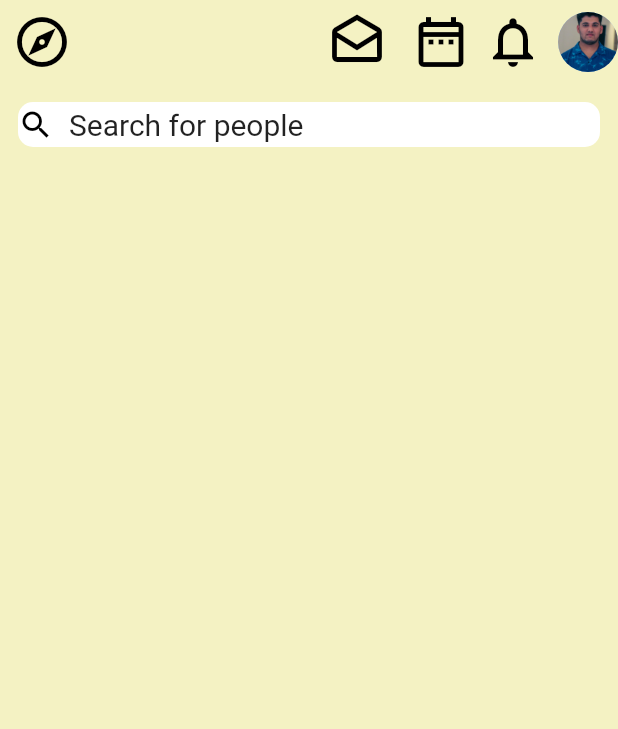
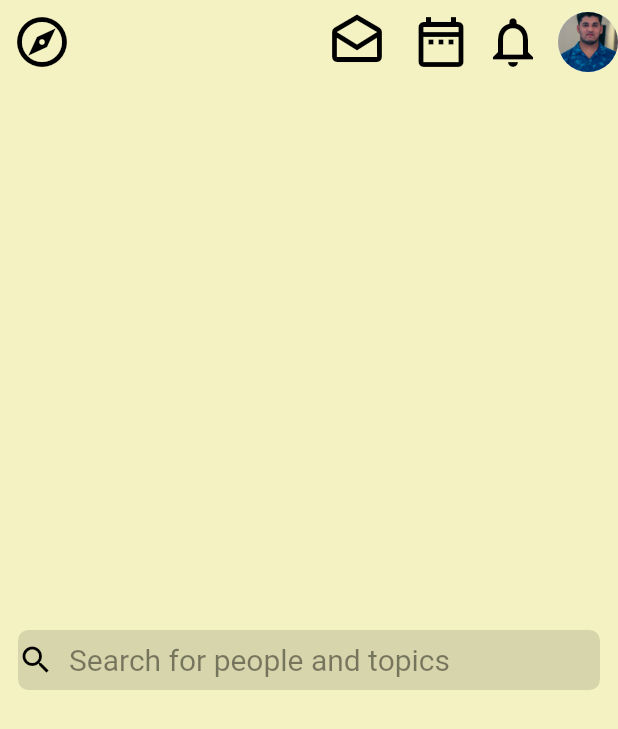
Before and after one commit to sandesh101/clubhouse-clone, a Flutter app: the screen it shows after launch, on a phone screen of 412 x 824 dp. Shown: the top 729 px of the screen. Run offline on Flutter 3.47's test engine with Material 2 defaults, Android fonts, the light colour scheme and no system bars.

Commit message:
FIx and Update: Searchbar and Variables

```diff
--- a/lib/Screens/homepage.dart
+++ b/lib/Screens/homepage.dart
@@ -1,5 +1,7 @@
-import 'package:clubhouse_clone/Variables/variables.dart';
+// import 'package:clubhouse_clone/Variables/variables.dart';
 import 'package:flutter/material.dart';
+import 'package:clubhouse_clone/Widgets/searchbar.dart';
+import 'package:clubhouse_clone/Widgets/commingrooms.dart';
 
 class HomePage extends StatelessWidget {
   @override
@@ -51,28 +53,14 @@ class HomePage extends StatelessWidget {
         ],
       ),
       body: Stack(
+        alignment: Alignment.center,
         children: [
-          Padding(
-            padding: const EdgeInsets.all(12.0),
-            child: Container(
-              height: 30,
-              width: 500,
-              decoration: BoxDecoration(
-                  color: Variables.primary,
-                  borderRadius: BorderRadius.circular(10.0)),
-              child: Center(
-                child: Row(
-                  children: [
-                    const Icon(Icons.search_outlined),
-                    const SizedBox(width: 10),
-                    const Text(
-                      'Search for people',
-                      style: TextStyle(fontSize: 20),
-                    ),
-                  ],
-                ),
-              ),
-            ),
+          SearchBar(),
+          ListView(
+            padding: const EdgeInsets.fromLTRB(20, 20, 20, 120),
+            children: [
+              CommingRooms(),
+            ],
           ),
         ],
       ),
--- a/lib/Variables/variables.dart
+++ b/lib/Variables/variables.dart
@@ -2,6 +2,7 @@ import 'package:flutter/material.dart';
 
 class Variables {
   static const Color background = Color(0xFFf4f2c3);
+  static const Color rooms = Color(0xFFefeede);
   static const Color primary = Colors.white;
   static const Color secondary = Colors.green;
 }
--- /dev/null
+++ b/lib/Widgets/commingrooms.dart
@@ -0,0 +1,8 @@
+import 'package:flutter/material.dart';
+
+class CommingRooms extends StatelessWidget {
+  @override
+  Widget build(BuildContext context) {
+    return Container();
+  }
+}
--- /dev/null
+++ b/lib/Widgets/searchbar.dart
@@ -0,0 +1,28 @@
+import 'package:flutter/material.dart';
+
+class SearchBar extends StatelessWidget {
+  @override
+  Widget build(BuildContext context) {
+    return Padding(
+      padding: const EdgeInsets.all(12.0),
+      child: Container(
+        height: 40,
+        width: 500,
+        decoration: BoxDecoration(
+            color: Colors.black12, borderRadius: BorderRadius.circular(7.0)),
+        child: Center(
+          child: Row(
+            children: [
+              const Icon(Icons.search_outlined),
+              const SizedBox(width: 10),
+              const Text(
+                'Search for people and topics',
+                style: TextStyle(fontSize: 20, color: Colors.black45),
+              ),
+            ],
+          ),
+        ),
+      ),
+    );
+  }
+}
```
